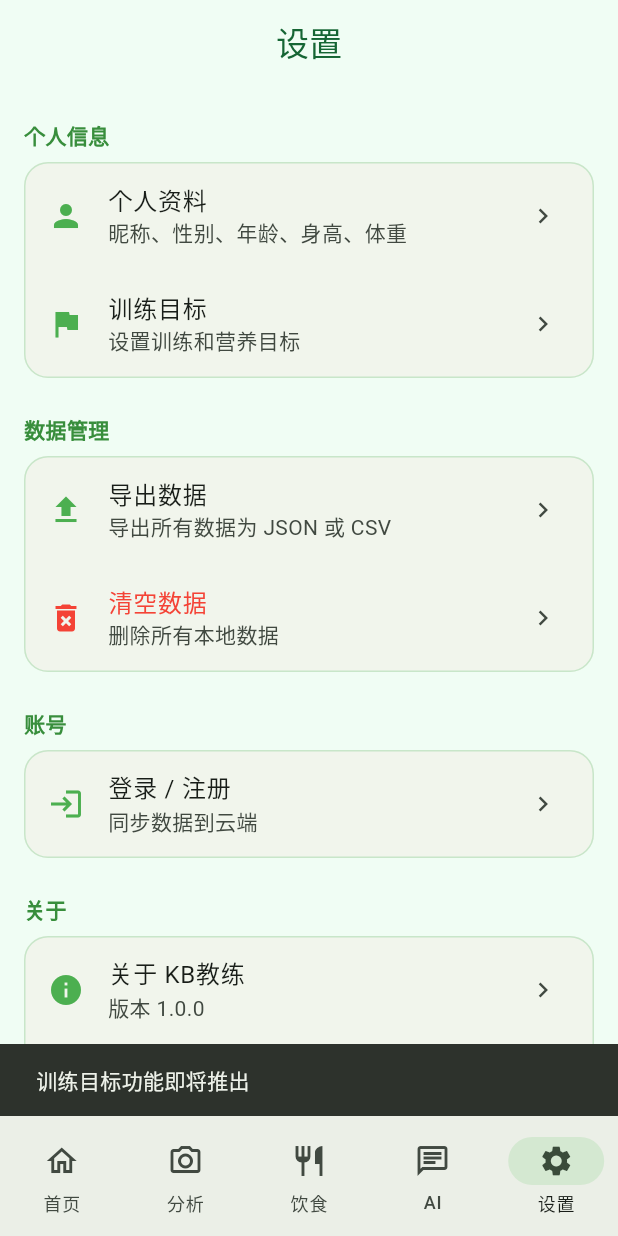
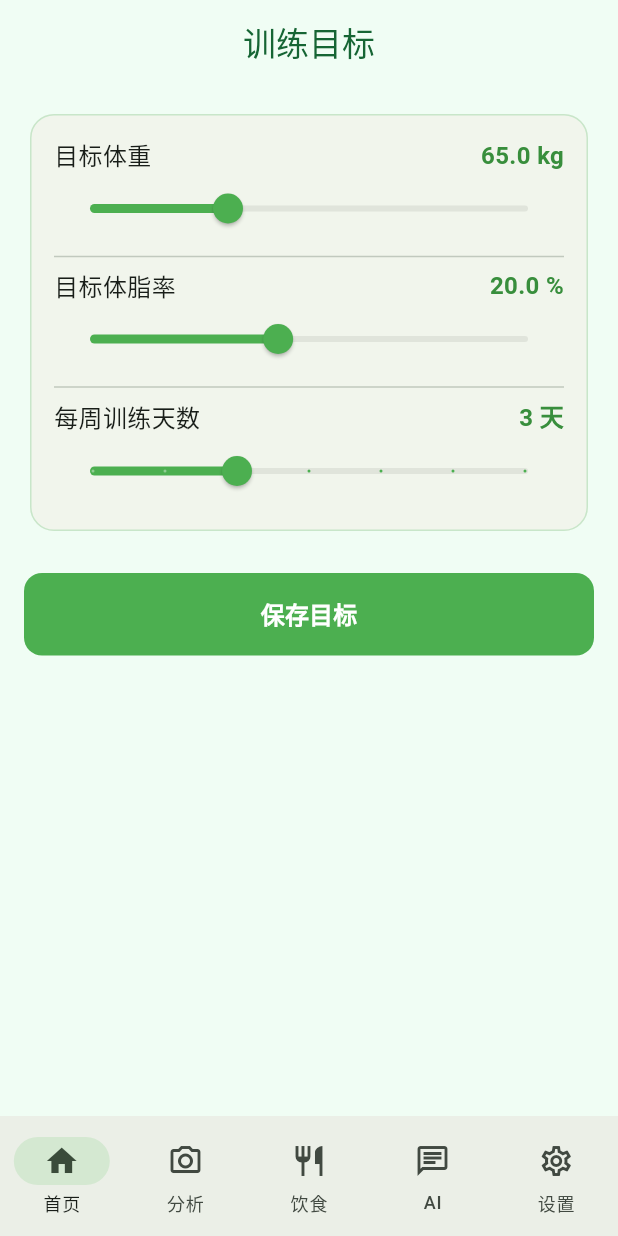
Before and after one commit to Miasakiii/KBjiaolian, a Flutter app: the SettingsScreen screen opened by its route, after a tap on "训练目标", on a phone screen of 412 x 824 dp. Run offline on Flutter 3.47's test engine with Material 3 defaults, Android fonts, the phone set to English and light mode, and no system bars; our stand-ins replace go_router, image_picker, share_plus, shared_preferences; accounts and stored records are empty.

Commit message:
feat(mobile): 新增训练目标设置页 GoalScreen

```diff
--- a/mobile/lib/routes/app_router.dart
+++ b/mobile/lib/routes/app_router.dart
@@ -14,6 +14,7 @@ import '../screens/about_screen.dart';
 import '../screens/progress_screen.dart';
 import '../screens/login_screen.dart';
 import '../screens/profile_screen.dart';
+import '../screens/goal_screen.dart';
 import '../widgets/common/main_scaffold.dart';
 
 // 公开路由（不需要登录）
@@ -94,6 +95,10 @@ GoRouter createAppRouter(ChangeNotifier authProvider) {
             builder: (context, state) => const ProfileScreen(),
           ),
           GoRoute(
+            path: '/goal',
+            builder: (context, state) => const GoalScreen(),
+          ),
+          GoRoute(
             path: '/about',
             builder: (context, state) => const AboutScreen(),
           ),
--- /dev/null
+++ b/mobile/lib/screens/goal_screen.dart
@@ -0,0 +1,163 @@
+import 'package:flutter/material.dart';
+
+import '../services/storage_service.dart';
+
+class GoalScreen extends StatefulWidget {
+  const GoalScreen({super.key});
+
+  @override
+  State<GoalScreen> createState() => _GoalScreenState();
+}
+
+class _GoalScreenState extends State<GoalScreen> {
+  double _targetWeight = 65;
+  double _targetBodyFat = 20;
+  double _weeklyWorkouts = 3;
+
+  @override
+  void initState() {
+    super.initState();
+    _loadGoals();
+  }
+
+  void _loadGoals() {
+    final goals = StorageService.getGoals();
+    if (goals != null && goals.isNotEmpty) {
+      setState(() {
+        _targetWeight = (goals['targetWeight'] as num?)?.toDouble() ?? 65;
+        _targetBodyFat = (goals['targetBodyFat'] as num?)?.toDouble() ?? 20;
+        _weeklyWorkouts = (goals['weeklyWorkouts'] as num?)?.toDouble() ?? 3;
+      });
+    }
+  }
+
+  Future<void> _save() async {
+    await StorageService.saveGoals({
+      'targetWeight': _targetWeight,
+      'targetBodyFat': _targetBodyFat,
+      'weeklyWorkouts': _weeklyWorkouts.round(),
+    });
+
+    if (!mounted) return;
+    ScaffoldMessenger.of(context).showSnackBar(
+      const SnackBar(content: Text('训练目标已保存')),
+    );
+    Navigator.pop(context);
+  }
+
+  @override
+  Widget build(BuildContext context) {
+    return Scaffold(
+      appBar: AppBar(
+        title: const Text('训练目标'),
+      ),
+      body: ListView(
+        padding: const EdgeInsets.all(16),
+        children: [
+          Card(
+            child: Padding(
+              padding: const EdgeInsets.all(16),
+              child: Column(
+                crossAxisAlignment: CrossAxisAlignment.start,
+                children: [
+                  _buildSlider(
+                    label: '目标体重',
+                    value: _targetWeight,
+                    min: 40,
+                    max: 120,
+                    unit: 'kg',
+                    decimals: 1,
+                    onChanged: (v) => setState(() => _targetWeight = v),
+                  ),
+                  const Divider(),
+                  _buildSlider(
+                    label: '目标体脂率',
+                    value: _targetBodyFat,
+                    min: 5,
+                    max: 40,
+                    unit: '%',
+                    decimals: 1,
+                    onChanged: (v) => setState(() => _targetBodyFat = v),
+                  ),
+                  const Divider(),
+                  _buildSlider(
+                    label: '每周训练天数',
+                    value: _weeklyWorkouts,
+                    min: 1,
+                    max: 7,
+                    unit: '天',
+                    decimals: 0,
+                    onChanged: (v) => setState(() => _weeklyWorkouts = v),
+                  ),
+                ],
+              ),
+            ),
+          ),
+          const SizedBox(height: 24),
+          SizedBox(
+            width: double.infinity,
+            child: ElevatedButton(
+              onPressed: _save,
+              style: ElevatedButton.styleFrom(
+                backgroundColor: Colors.green,
+                foregroundColor: Colors.white,
+                padding: const EdgeInsets.symmetric(vertical: 16),
+                shape: RoundedRectangleBorder(
+                  borderRadius: BorderRadius.circular(12),
+                ),
+              ),
+              child: const Text(
+                '保存目标',
+                style: TextStyle(fontSize: 16, fontWeight: FontWeight.bold),
+              ),
+            ),
+          ),
+        ],
+      ),
+    );
+  }
+
+  Widget _buildSlider({
+    required String label,
+    required double value,
+    required double min,
+    required double max,
+    required String unit,
+    required int decimals,
+    required ValueChanged<double> onChanged,
+  }) {
+    final displayValue = decimals == 0
+        ? value.round().toString()
+        : value.toStringAsFixed(decimals);
+    return Column(
+      crossAxisAlignment: CrossAxisAlignment.start,
+      children: [
+        Row(
+          mainAxisAlignment: MainAxisAlignment.spaceBetween,
+          children: [
+            Text(
+              label,
+              style: const TextStyle(fontSize: 16, fontWeight: FontWeight.w500),
+            ),
+            Text(
+              '$displayValue $unit',
+              style: TextStyle(
+                fontSize: 16,
+                fontWeight: FontWeight.bold,
+                color: Colors.green.shade700,
+              ),
+            ),
+          ],
+        ),
+        Slider(
+          value: value,
+          min: min,
+          max: max,
+          divisions: ((max - min) * (decimals == 0 ? 1 : 10)).round(),
+          activeColor: Colors.green,
+          onChanged: onChanged,
+        ),
+      ],
+    );
+  }
+}
--- a/mobile/lib/screens/settings_screen.dart
+++ b/mobile/lib/screens/settings_screen.dart
@@ -49,9 +49,7 @@ class SettingsScreen extends StatelessWidget {
                 title: '训练目标',
                 subtitle: '设置训练和营养目标',
                 onTap: () {
-                  ScaffoldMessenger.of(context).showSnackBar(
-                    const SnackBar(content: Text('训练目标功能即将推出')),
-                  );
+                  context.go('/goal');
                 },
               ),
             ],
```
